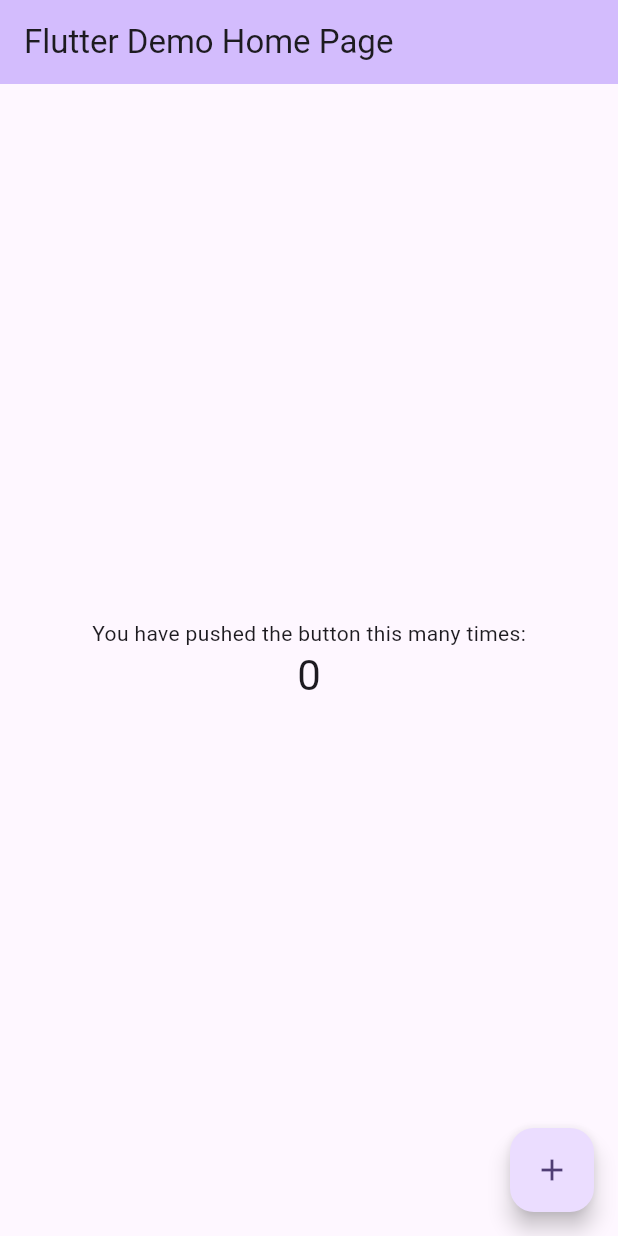
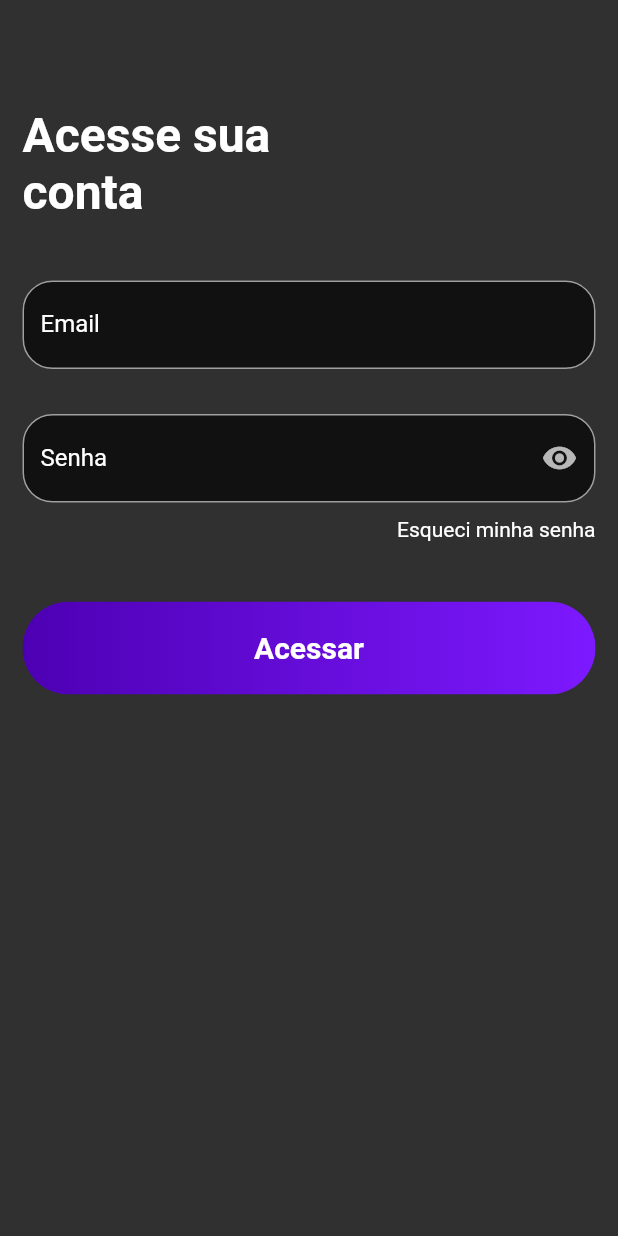
Before and after one commit to paulonrs/FlutterCurso, a Flutter app: the screen it shows after launch, on a phone screen of 412 x 824 dp. Run offline on Flutter 3.47's test engine with Material 2 defaults, Android fonts, the phone set to English and light mode, and no system bars; Roboto replaces fonts that are missing (Montserrat).

Commit message:
Created initial pages(Login, home, ativos) and components

```diff
--- a/Passo a Passo.txt
+++ b/Passo a Passo.txt
@@ -40,3 +40,7 @@ Devemos sempre manter cada parte com sua responsabilidade, o Domain, seria o dom
 O data layers, usamos a classes nao concretas do Domain, para criar as implementasoes
 
 Um exemplo disso seria o Authentication, que esta no Domain, e implementamos o RemoteAuthentication, para fazer uma authenticacao remota (api)
+
+
+# infra
+Onde contem as classes que usam libs de 3os
--- a/lib/main.dart
+++ b/lib/main.dart
@@ -1,125 +1,4 @@
-import 'package:flutter/material.dart';
+import 'package:flutter/widgets.dart';
+import 'ui/components/app.dart';
 
-void main() {
-  runApp(const MyApp());
-}
-
-class MyApp extends StatelessWidget {
-  const MyApp({super.key});
-
-  // This widget is the root of your application.
-  @override
-  Widget build(BuildContext context) {
-    return MaterialApp(
-      title: 'Flutter Demo',
-      theme: ThemeData(
-        // This is the theme of your application.
-        //
-        // TRY THIS: Try running your application with "flutter run". You'll see
-        // the application has a blue toolbar. Then, without quitting the app,
-        // try changing the seedColor in the colorScheme below to Colors.green
-        // and then invoke "hot reload" (save your changes or press the "hot
-        // reload" button in a Flutter-supported IDE, or press "r" if you used
-        // the command line to start the app).
-        //
-        // Notice that the counter didn't reset back to zero; the application
-        // state is not lost during the reload. To reset the state, use hot
-        // restart instead.
-        //
-        // This works for code too, not just values: Most code changes can be
-        // tested with just a hot reload.
-        colorScheme: ColorScheme.fromSeed(seedColor: Colors.deepPurple),
-        useMaterial3: true,
-      ),
-      home: const MyHomePage(title: 'Flutter Demo Home Page'),
-    );
-  }
-}
-
-class MyHomePage extends StatefulWidget {
-  const MyHomePage({super.key, required this.title});
-
-  // This widget is the home page of your application. It is stateful, meaning
-  // that it has a State object (defined below) that contains fields that affect
-  // how it looks.
-
-  // This class is the configuration for the state. It holds the values (in this
-  // case the title) provided by the parent (in this case the App widget) and
-  // used by the build method of the State. Fields in a Widget subclass are
-  // always marked "final".
-
-  final String title;
-
-  @override
-  State<MyHomePage> createState() => _MyHomePageState();
-}
-
-class _MyHomePageState extends State<MyHomePage> {
-  int _counter = 0;
-
-  void _incrementCounter() {
-    setState(() {
-      // This call to setState tells the Flutter framework that something has
-      // changed in this State, which causes it to rerun the build method below
-      // so that the display can reflect the updated values. If we changed
-      // _counter without calling setState(), then the build method would not be
-      // called again, and so nothing would appear to happen.
-      _counter++;
-    });
-  }
-
-  @override
-  Widget build(BuildContext context) {
-    // This method is rerun every time setState is called, for instance as done
-    // by the _incrementCounter method above.
-    //
-    // The Flutter framework has been optimized to make rerunning build methods
-    // fast, so that you can just rebuild anything that needs updating rather
-    // than having to individually change instances of widgets.
-    return Scaffold(
-      appBar: AppBar(
-        // TRY THIS: Try changing the color here to a specific color (to
-        // Colors.amber, perhaps?) and trigger a hot reload to see the AppBar
-        // change color while the other colors stay the same.
-        backgroundColor: Theme.of(context).colorScheme.inversePrimary,
-        // Here we take the value from the MyHomePage object that was created by
-        // the App.build method, and use it to set our appbar title.
-        title: Text(widget.title),
-      ),
-      body: Center(
-        // Center is a layout widget. It takes a single child and positions it
-        // in the middle of the parent.
-        child: Column(
-          // Column is also a layout widget. It takes a list of children and
-          // arranges them vertically. By default, it sizes itself to fit its
-          // children horizontally, and tries to be as tall as its parent.
-          //
-          // Column has various properties to control how it sizes itself and
-          // how it positions its children. Here we use mainAxisAlignment to
-          // center the children vertically; the main axis here is the vertical
-          // axis because Columns are vertical (the cross axis would be
-          // horizontal).
-          //
-          // TRY THIS: Invoke "debug painting" (choose the "Toggle Debug Paint"
-          // action in the IDE, or press "p" in the console), to see the
-          // wireframe for each widget.
-          mainAxisAlignment: MainAxisAlignment.center,
-          children: <Widget>[
-            const Text(
-              'You have pushed the button this many times:',
-            ),
-            Text(
-              '$_counter',
-              style: Theme.of(context).textTheme.headlineMedium,
-            ),
-          ],
-        ),
-      ),
-      floatingActionButton: FloatingActionButton(
-        onPressed: _incrementCounter,
-        tooltip: 'Increment',
-        child: const Icon(Icons.add),
-      ), // This trailing comma makes auto-formatting nicer for build methods.
-    );
-  }
-}
+void main() => runApp(const MyApp());
--- /dev/null
+++ b/lib/ui/components/app.dart
@@ -0,0 +1,46 @@
+import 'package:flutter/material.dart';
+import 'package:flutter_curso/ui/pages/login/login_page.dart';
+
+class MyApp extends StatelessWidget {
+  const MyApp({super.key});
+
+  @override
+  Widget build(BuildContext context) {
+    const customColorScheme = ColorScheme(
+      primary: Color(0xFF7D19FF),
+      primaryContainer: Color(0xFF3B0F3B),
+      secondary: Color(0xFF1E081D),
+      secondaryContainer: Color(0xFF808080),
+      surface: Color.fromRGBO(255, 100, 100, 0.0),
+      background: Color(0xFF0F0F0F),
+      error: Color.fromARGB(255, 255, 125, 125),
+      onPrimary: Colors.white,
+      onSecondary: Colors.white,
+      onSurface: Colors.white,
+      onBackground: Colors.white,
+      onError: Colors.white,
+      brightness: Brightness.dark,
+    );
+
+    return MaterialApp(
+      debugShowCheckedModeBanner: false,
+      theme: ThemeData(
+        colorScheme: customColorScheme,
+        inputDecorationTheme: InputDecorationTheme(
+          filled: true,
+          fillColor: const Color(0xFF111111),
+          labelStyle: const TextStyle(color: Colors.white),
+          border: OutlineInputBorder(
+            borderRadius: BorderRadius.circular(20),
+            borderSide: BorderSide(color: customColorScheme.primary, width: 1),
+          ),
+          focusedBorder: OutlineInputBorder(
+            borderRadius: BorderRadius.circular(20),
+            borderSide: BorderSide(color: customColorScheme.primary, width: 2),
+          ),
+        ),
+      ),
+      home: LoginPage(),
+    );
+  }
+}
--- /dev/null
+++ b/lib/ui/components/button_primary.dart
@@ -0,0 +1,58 @@
+import 'package:flutter/material.dart';
+
+class ButtonPrimary extends StatefulWidget {
+  // const ButtonPrimary({super.key});
+  final String text;
+  final VoidCallback function;
+
+  const ButtonPrimary({
+    required this.text,
+    required this.function,
+    super.key,
+  });
+
+  @override
+  State<ButtonPrimary> createState() {
+    return _ButtonPrimaryState();
+  }
+}
+
+class _ButtonPrimaryState extends State<ButtonPrimary> {
+  @override
+  Widget build(BuildContext context) {
+    return Padding(
+      padding: const EdgeInsets.only(top: 40.0),
+      child: MaterialButton(
+        onPressed: () {
+          widget.function();
+        },
+        shape:
+            RoundedRectangleBorder(borderRadius: BorderRadius.circular(80.0)),
+        padding: const EdgeInsets.all(0.0),
+        child: Ink(
+          decoration: const BoxDecoration(
+            gradient: LinearGradient(
+                begin: Alignment(-1.00, 0.00),
+                end: Alignment(1, 0),
+                colors: [Color(0xFF4D00B3), Color(0xFF7D19FF)]),
+            borderRadius: BorderRadius.all(Radius.circular(80.0)),
+          ),
+          child: Container(
+            constraints: const BoxConstraints(
+                minWidth: 88.0,
+                minHeight: 62.0), // min sizes for Material buttons
+            alignment: Alignment.center,
+            child: Text(
+              widget.text,
+              textAlign: TextAlign.center,
+              style: const TextStyle(
+                fontSize: 20,
+                fontWeight: FontWeight.w700,
+              ),
+            ),
+          ),
+        ),
+      ),
+    );
+  }
+}
--- /dev/null
+++ b/lib/ui/components/components.dart
@@ -0,0 +1,3 @@
+export 'app.dart';
+export 'password_input_field.dart';
+export 'button_primary.dart';
--- /dev/null
+++ b/lib/ui/components/password_input_field.dart
@@ -0,0 +1,33 @@
+import 'package:flutter/material.dart';
+
+// ignore: use_key_in_widget_constructors
+class PasswordInputField extends StatefulWidget {
+  @override
+  // ignore: library_private_types_in_public_api
+  _PasswordInputFieldState createState() => _PasswordInputFieldState();
+}
+
+class _PasswordInputFieldState extends State<PasswordInputField> {
+  bool _obscureText = true;
+
+  @override
+  Widget build(BuildContext context) {
+    return Padding(
+      padding: const EdgeInsets.only(top: 10.0),
+      child: TextFormField(
+        obscureText: _obscureText,
+        decoration: InputDecoration(
+          labelText: 'Senha',
+          suffixIcon: IconButton(
+            icon: Icon(_obscureText ? Icons.visibility : Icons.visibility_off),
+            onPressed: () {
+              setState(() {
+                _obscureText = !_obscureText;
+              });
+            },
+          ),
+        ),
+      ),
+    );
+  }
+}
--- /dev/null
+++ b/lib/ui/pages/ativos/ativos.dart
@@ -0,0 +1 @@
+export './ativos_page.dart';
--- /dev/null
+++ b/lib/ui/pages/ativos/ativos_page.dart
@@ -0,0 +1,22 @@
+import 'package:flutter/material.dart';
+
+// ignore: use_key_in_widget_constructors
+class AtivosPage extends StatelessWidget {
+  @override
+  Widget build(BuildContext context) {
+    return Scaffold(
+      appBar: AppBar(
+        title: const Text('Detalhe'),
+        leading: IconButton(
+          icon: const Icon(Icons.arrow_back),
+          onPressed: () {
+            Navigator.pop(context);
+          },
+        ),
+      ),
+      body: const Center(
+        child: Text('Tela de Detalhe'),
+      ),
+    );
+  }
+}
--- /dev/null
+++ b/lib/ui/pages/home/home.dart
@@ -0,0 +1 @@
+export './home_page.dart';
--- /dev/null
+++ b/lib/ui/pages/home/home_page.dart
@@ -0,0 +1,48 @@
+import 'package:flutter/material.dart';
+import 'package:flutter_curso/ui/pages/login/login_page.dart';
+
+// import './../ativos/ativos.dart';
+
+// ignore: use_key_in_widget_constructors
+class HomePage extends StatelessWidget {
+  @override
+  Widget build(BuildContext context) {
+    return Scaffold(
+      appBar: AppBar(
+        title: const Text('Home'),
+        leading: Builder(
+          builder: (BuildContext context) {
+            return IconButton(
+              icon: const Icon(Icons.menu),
+              onPressed: () {
+                Scaffold.of(context).openDrawer();
+              },
+            );
+          },
+        ),
+      ),
+      drawer: Drawer(
+        child: ListView(
+          padding: EdgeInsets.zero,
+          children: [
+            const DrawerHeader(
+              // ignore: sort_child_properties_last
+              child: Text('Menu'),
+              decoration: BoxDecoration(
+                color: Colors.blue,
+              ),
+            ),
+            ListTile(
+              title: const Text('Login'),
+              onTap: () {
+                Navigator.pop(context);
+                Navigator.push(context,
+                    MaterialPageRoute(builder: (context) => LoginPage()));
+              },
+            ),
+          ],
+        ),
+      ),
+    );
+  }
+}
--- /dev/null
+++ b/lib/ui/pages/login/login.dart
@@ -0,0 +1 @@
+export './login_page.dart';
--- /dev/null
+++ b/lib/ui/pages/login/login_page.dart
@@ -0,0 +1,75 @@
+// ignore_for_file: use_key_in_widget_constructors
+
+import 'package:flutter/material.dart';
+
+import '../../components/components.dart';
+import '../home/home.dart';
+
+class LoginPage extends StatelessWidget {
+  @override
+  Widget build(BuildContext context) {
+    return Scaffold(
+      appBar: AppBar(
+        elevation: 0,
+      ),
+      body: SingleChildScrollView(
+        child: Padding(
+          padding: const EdgeInsets.all(15.0),
+          child: SizedBox(
+            width: MediaQuery.of(context).size.width,
+            height: MediaQuery.of(context).size.height,
+            child: Form(
+              child: Column(children: <Widget>[
+                const Padding(
+                  padding: EdgeInsets.only(bottom: 20),
+                  child: Align(
+                    alignment: Alignment.topLeft,
+                    child: SizedBox(
+                      width: 201,
+                      child: Text(
+                        'Acesse sua conta',
+                        style: TextStyle(
+                          fontSize: 32,
+                          fontFamily: 'Montserrat',
+                          fontWeight: FontWeight.w700,
+                        ),
+                      ),
+                    ),
+                  ),
+                ),
+                Padding(
+                  padding: const EdgeInsets.only(top: 20.0, bottom: 20),
+                  child: TextFormField(
+                    decoration: const InputDecoration(
+                      labelText: 'Email',
+                    ),
+                    keyboardType: TextInputType.emailAddress,
+                  ),
+                ),
+                PasswordInputField(),
+                const Padding(
+                  padding: EdgeInsets.only(top: 10.0),
+                  child: Align(
+                    alignment: Alignment.topRight,
+                    child: Text(
+                      'Esqueci minha senha',
+                      textAlign: TextAlign.end,
+                    ),
+                  ),
+                ),
+                ButtonPrimary(
+                  text: 'Acessar',
+                  function: () => {
+                    Navigator.pop(context),
+                    Navigator.push(context,
+                        MaterialPageRoute(builder: (context) => HomePage()))
+                  },
+                )
+              ]),
+            ),
+          ),
+        ),
+      ),
+    );
+  }
+}
--- a/pubspec.yaml
+++ b/pubspec.yaml
@@ -18,6 +18,7 @@ dependencies:
   localstorage: 4.0.1+4
   carousel_slider: 4.2.1
   intl: 0.18.1
+  flutter_svg: ^2.0.7
 
 dev_dependencies:
   flutter_test:
@@ -31,6 +32,8 @@ dev_dependencies:
 
 flutter:
   uses-material-design: true
+  assets:
+    - lib/ui/assets/
 
 flutter_icons:
   ios: true
```
Also changed, not shown: lib/ui/assets/logo.png (added), lib/ui/assets/logo.svg (added), pubspec.lock, 2 other files.
